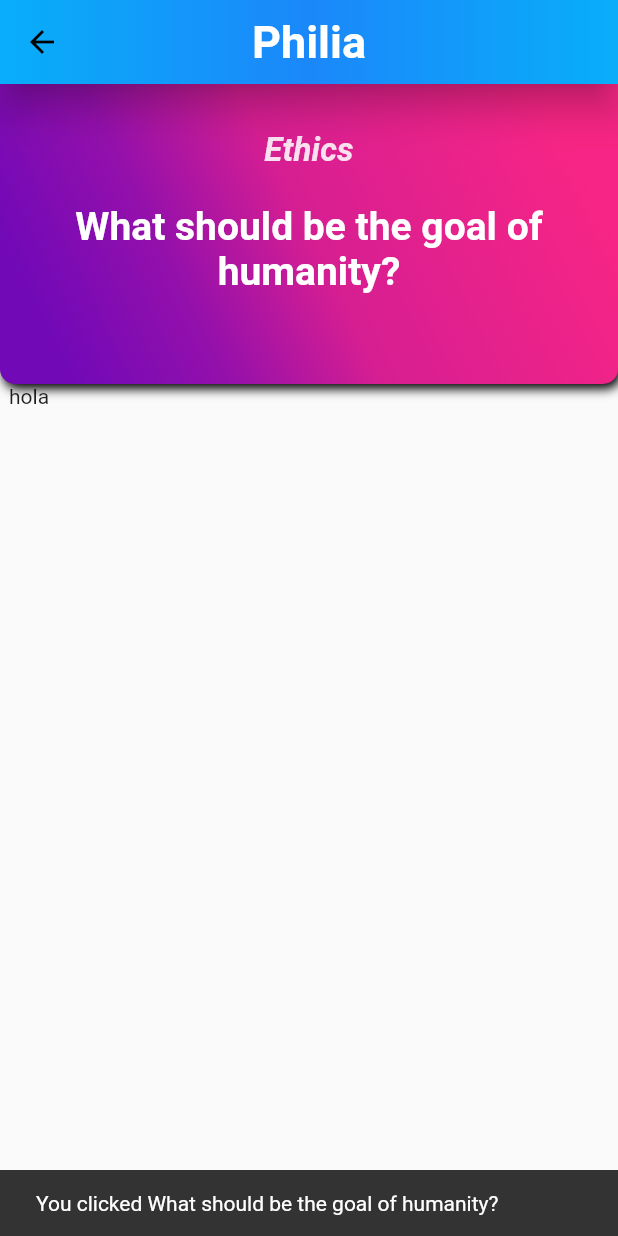
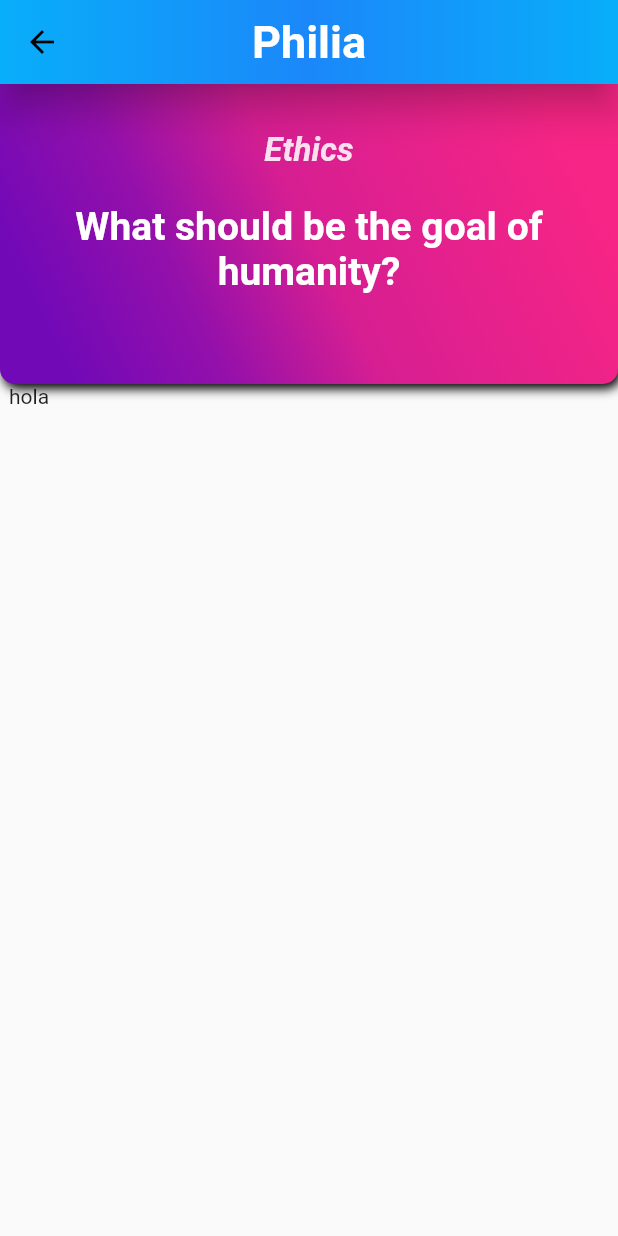
Before and after one commit to leobjorkman/philia, a Flutter app: the screen it shows after launch, after a tap on "Ethics", on a phone screen of 412 x 824 dp. Run offline on Flutter 3.47's test engine with Material 2 defaults, Android fonts, the light colour scheme and no system bars; our stand-ins replace gradient_app_bar, just_audio.

Commit message:
removed snackbar and restructured a lot

```diff
--- a/lib/poster_scroll_widget.dart
+++ b/lib/poster_scroll_widget.dart
@@ -97,7 +97,7 @@ class PosterScrollWidget extends StatelessWidget {
               textDirection: TextDirection.ltr,
               child: GestureDetector(
                 onTap: () {
-                  Scaffold.of(context).showSnackBar(SnackBar(content: Text('You clicked $question')));
+                  //Scaffold.of(context).showSnackBar(SnackBar(content: Text('You clicked $question')));
                   Navigator.pushNamed(context, '/qcard',
                     arguments: Question(index: i, cat: cat),
                   );
```
